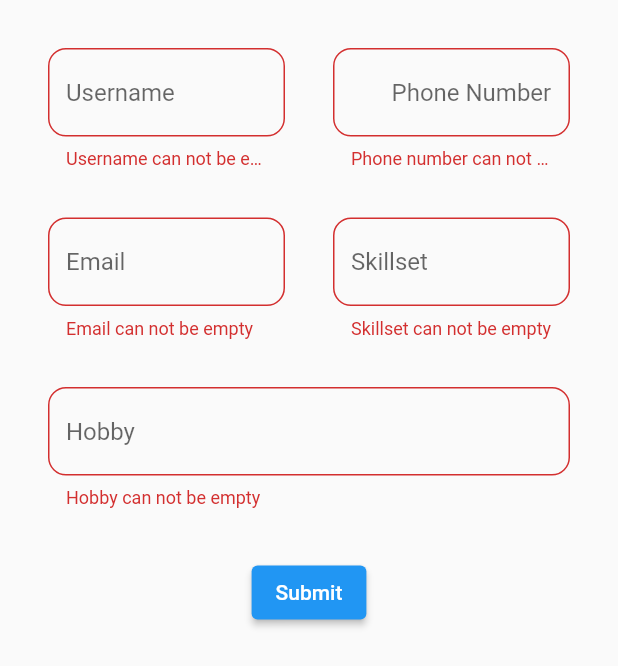
After one commit to iammadhukar/cdn_web, a Flutter app: the DeveloperFormPage screen opened directly, after a tap on "Submit", on a phone screen of 412 x 824 dp. The commit adds this screen. Shown: the top 666 px of the screen. Run offline on Flutter 3.47's test engine with Material 2 defaults, Android fonts, the phone set to English and light mode, and no system bars; our stand-ins replace cloud_firestore, firebase_auth, firebase_core; missing offline and left inert: dart:html; accounts and stored records are empty.

Commit message:
developer form implemented

```diff
--- a/lib/main.dart
+++ b/lib/main.dart
@@ -2,6 +2,7 @@ import 'package:cdn_web/control/enum.dart';
 import 'package:cdn_web/pages/home_page.dart';
 import 'package:cdn_web/pages/login_page.dart';
 import 'package:cdn_web/provider/auth_provider.dart';
+import 'package:cdn_web/provider/developer_provider.dart';
 import 'package:firebase_core/firebase_core.dart';
 import 'package:flutter/material.dart';
 import 'package:provider/provider.dart';
@@ -64,6 +65,9 @@ class _MyAppState extends State<MyApp> {
         ChangeNotifierProvider(
           create: (context) => AuthProvider(),
         ),
+        ChangeNotifierProvider(
+          create: (context) => DeveloperProvider(),
+        ),
       ],
       child: MaterialApp(
         home: Selector<AuthProvider, AuthState>(
--- /dev/null
+++ b/lib/models/developer.dart
@@ -0,0 +1,33 @@
+class Developer {
+  String? id;
+  String? userName;
+  String? email;
+  int? phone;
+  String? skillSet;
+  String? hobby;
+
+  Developer(this.id, this.userName, this.email, this.phone, this.skillSet,
+      this.hobby);
+
+  Map<String, dynamic> toMap() {
+    return {
+      'id': id,
+      'userName': userName,
+      'email': email,
+      'phone': phone,
+      'skillSet': skillSet,
+      'hobby': hobby,
+    };
+  }
+
+  factory Developer.fromJson(Map<String, dynamic> json, String id) {
+    return Developer(
+      id,
+      json['userName'],
+      json['email'],
+      json['phone']?.toInt(),
+      json['skillSet'],
+      json['hobby'],
+    );
+  }
+}
--- /dev/null
+++ b/lib/pages/developer_form_page.dart
@@ -0,0 +1,241 @@
+import 'package:cdn_web/models/developer.dart';
+import 'package:flutter/material.dart';
+import 'package:provider/provider.dart';
+
+import '../provider/developer_provider.dart';
+
+class DeveloperFormPage extends StatefulWidget {
+  const DeveloperFormPage({Key? key}) : super(key: key);
+
+  @override
+  State<DeveloperFormPage> createState() => _DeveloperFormPageState();
+}
+
+class _DeveloperFormPageState extends State<DeveloperFormPage> {
+  final _developerForm = GlobalKey<FormState>(debugLabel: 'developerForm');
+  final TextEditingController _userNameController = TextEditingController();
+  final TextEditingController _phoneController = TextEditingController();
+  final TextEditingController _emailController = TextEditingController();
+  final TextEditingController _skillController = TextEditingController();
+  final TextEditingController _hobbyeController = TextEditingController();
+  @override
+  Widget build(BuildContext context) {
+    return Scaffold(
+      body: Padding(
+        padding: const EdgeInsets.all(32.0),
+        child: Form(
+          key: _developerForm,
+          child: Column(
+            children: [
+              Row(
+                children: [
+                  Expanded(
+                    child: TextFormField(
+                      controller: _userNameController,
+                      decoration: const InputDecoration(
+                        hintText: 'Username',
+                        border: OutlineInputBorder(
+                          borderRadius: BorderRadius.all(
+                            Radius.circular(12.0),
+                          ),
+                        ),
+                      ),
+                      validator: (s) {
+                        if (s?.isEmpty ?? true) {
+                          return 'Username can not be empty';
+                        } else {
+                          return null;
+                        }
+                      },
+                    ),
+                  ),
+                  const SizedBox(
+                    width: 32,
+                  ),
+                  Expanded(
+                    child: TextFormField(
+                      controller: _phoneController,
+                      decoration: const InputDecoration(
+                        hintText: 'Phone Number',
+                        prefixText: '+91',
+                        border: OutlineInputBorder(
+                          borderRadius: BorderRadius.all(
+                            Radius.circular(12.0),
+                          ),
+                        ),
+                      ),
+                      validator: (s) {
+                        if (s?.isEmpty ?? true) {
+                          return 'Phone number can not be empty';
+                        } else {
+                          if (!RegExp(r"^[6-9]\d{9}$")
+                              .hasMatch(_phoneController.text)) {
+                            return 'Not a valid phone number';
+                          }
+                          return null;
+                        }
+                      },
+                    ),
+                  ),
+                ],
+              ),
+              const SizedBox(
+                height: 32,
+              ),
+              Row(
+                children: [
+                  Expanded(
+                    child: TextFormField(
+                      controller: _emailController,
+                      decoration: const InputDecoration(
+                        hintText: 'Email',
+                        border: OutlineInputBorder(
+                          borderRadius: BorderRadius.all(
+                            Radius.circular(12.0),
+                          ),
+                        ),
+                      ),
+                      validator: (s) {
+                        if (s?.isEmpty ?? true) {
+                          return 'Email can not be empty';
+                        } else {
+                          return null;
+                        }
+                      },
+                    ),
+                  ),
+                  const SizedBox(
+                    width: 32,
+                  ),
+                  Expanded(
+                    child: TextFormField(
+                      controller: _skillController,
+                      decoration: const InputDecoration(
+                        hintText: 'Skillset',
+                        border: OutlineInputBorder(
+                          borderRadius: BorderRadius.all(
+                            Radius.circular(12.0),
+                          ),
+                        ),
+                      ),
+                      validator: (s) {
+                        if (s?.isEmpty ?? true) {
+                          return 'Skillset can not be empty';
+                        } else {
+                          return null;
+                        }
+                      },
+                    ),
+                  ),
+                ],
+              ),
+              const SizedBox(
+                height: 32,
+              ),
+              Row(
+                children: [
+                  Expanded(
+                    child: TextFormField(
+                      controller: _hobbyeController,
+                      decoration: const InputDecoration(
+                        hintText: 'Hobby',
+                        border: OutlineInputBorder(
+                          borderRadius: BorderRadius.all(
+                            Radius.circular(12.0),
+                          ),
+                        ),
+                      ),
+                      validator: (s) {
+                        if (s?.isEmpty ?? true) {
+                          return 'Hobby can not be empty';
+                        } else {
+                          return null;
+                        }
+                      },
+                    ),
+                  ),
+                ],
+              ),
+              const SizedBox(
+                height: 32,
+              ),
+              ElevatedButton(
+                onPressed: () {
+                  if (_developerForm.currentState?.validate() ?? false) {
+                    showDialog(
+                      context: context,
+                      builder: (context) => Dialog(
+                        child: Padding(
+                          padding: const EdgeInsets.symmetric(vertical: 16.0),
+                          child: Column(
+                            mainAxisSize: MainAxisSize.min,
+                            children: const [
+                              CircularProgressIndicator(),
+                              SizedBox(
+                                height: 32.0,
+                              ),
+                              Text("Please wait"),
+                            ],
+                          ),
+                        ),
+                      ),
+                    );
+                    Developer _developer = Developer(
+                      null,
+                      _userNameController.text,
+                      _emailController.text,
+                      int.parse(_phoneController.text),
+                      _skillController.text,
+                      _hobbyeController.text,
+                    );
+                    Provider.of<DeveloperProvider>(context, listen: false)
+                        .saveDeveloper(_developer)
+                        .then((value) {
+                      if (value != null) {
+                        Navigator.pop(context);
+                        showDialog(
+                          context: context,
+                          builder: (context) => AlertDialog(
+                            title: const Text("Success"),
+                            content: const Text("Data uploaded successfully."),
+                            actions: [
+                              TextButton(
+                                child: const Text("Ok"),
+                                onPressed: () {
+                                  Navigator.pop(context);
+                                  Navigator.pop(context);
+                                },
+                              ),
+                            ],
+                          ),
+                        );
+                      } else {
+                        showDialog(
+                          context: context,
+                          builder: (context) => AlertDialog(
+                            title: const Text("Error"),
+                            content: const Text(
+                                "Something went wrong. Please try again."),
+                            actions: [
+                              TextButton(
+                                child: const Text("Ok"),
+                                onPressed: () {
+                                  Navigator.pop(context);
+                                },
+                              ),
+                            ],
+                          ),
+                        );
+                      }
+                    });
+                  }
+                },
+                child: const Text('Submit'),
+              ),
+            ],
+          ),
+        ),
+      ),
+    );
+  }
+}
--- a/lib/pages/sing_up_page.dart
+++ b/lib/pages/sing_up_page.dart
@@ -39,7 +39,7 @@ class _SignUpPageState extends State<SignUpPage> {
                           ),
                         ),
                         validator: (s) {
-                          if (s == null) {
+                          if (s?.isEmpty ?? true) {
                             return 'Name can not be empty';
                           } else {
                             return null;
@@ -63,7 +63,7 @@ class _SignUpPageState extends State<SignUpPage> {
                           ),
                         ),
                         validator: (s) {
-                          if (s == null) {
+                          if (s?.isEmpty ?? true) {
                             return 'Phone number can not be empty';
                           } else {
                             if (!RegExp(r"^[6-9]\d{9}$")
--- /dev/null
+++ b/lib/provider/developer_provider.dart
@@ -0,0 +1,25 @@
+import 'package:cloud_firestore/cloud_firestore.dart';
+import 'package:flutter/cupertino.dart';
+
+import '../models/developer.dart';
+
+class DeveloperProvider extends ChangeNotifier {
+  DeveloperProvider();
+  List<Developer>? _developers;
+  List<Developer>? get developers => _developers;
+
+  Future<String?> saveDeveloper(Developer developer) async {
+    return await FirebaseFirestore.instance
+        .collection('developer')
+        .add(developer.toMap())
+        .then((value) {
+      if (_developers == null) {
+        _developers = [];
+      }
+      developer.id = value.id;
+      _developers!.add(developer);
+      notifyListeners();
+      return developer.id;
+    });
+  }
+}
```
Also changed, not shown: lib/pages/home_page.dart (+24 -4 lines), lib/pages/login_page.dart (+6 -6 lines).
